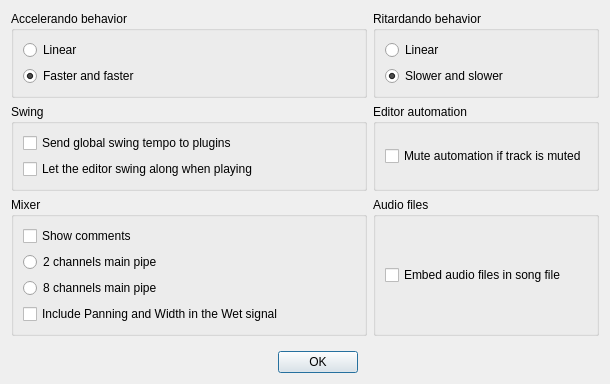
This is Qt/qt4_song_properties.ui in kmatheussen/radium as Qt 5 draws it before an edit. The edited form follows.
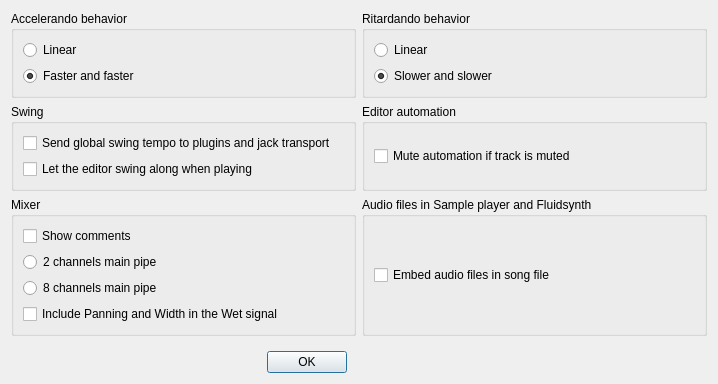
This is the edited form.

Commit message: Song properties: Change the text "Send global swing tempo to plugins" to "Send global swing tempo to plugins and jack transport", and change the text "Audio files" to "Audio files in Sample player and Fluidsynth".

Patch:
```diff
--- a/Qt/qt4_song_properties.ui
+++ b/Qt/qt4_song_properties.ui
@@ -6,7 +6,7 @@
    <rect>
     <x>0</x>
     <y>0</y>
-    <width>610</width>
+    <width>718</width>
     <height>384</height>
    </rect>
   </property>
@@ -19,7 +19,7 @@
   <property name="windowTitle">
    <string>Song Properties</string>
   </property>
-  <layout class="QGridLayout" name="gridLayout_3" rowstretch="0,0,0,0,0" columnstretch="0,0,0">
+  <layout class="QGridLayout" name="gridLayout_3" rowstretch="0,0,0,0,0" columnstretch="0,10,10">
    <property name="bottomMargin">
     <number>2</number>
    </property>
@@ -76,7 +76,7 @@
       <item row="0" column="0">
        <widget class="QCheckBox" name="send_swing_to_plugins">
         <property name="text">
-         <string>Send global swing tempo to plugins</string>
+         <string>Send global swing tempo to plugins and jack transport</string>
         </property>
        </widget>
       </item>
@@ -145,7 +145,7 @@
    <item row="3" column="2">
     <widget class="QGroupBox" name="groupBox_5">
      <property name="title">
-      <string>Audio files</string>
+      <string>Audio files in Sample player and Fluidsynth</string>
      </property>
      <layout class="QVBoxLayout" name="verticalLayout">
       <item>
```
The commit also changes 1 other file.
